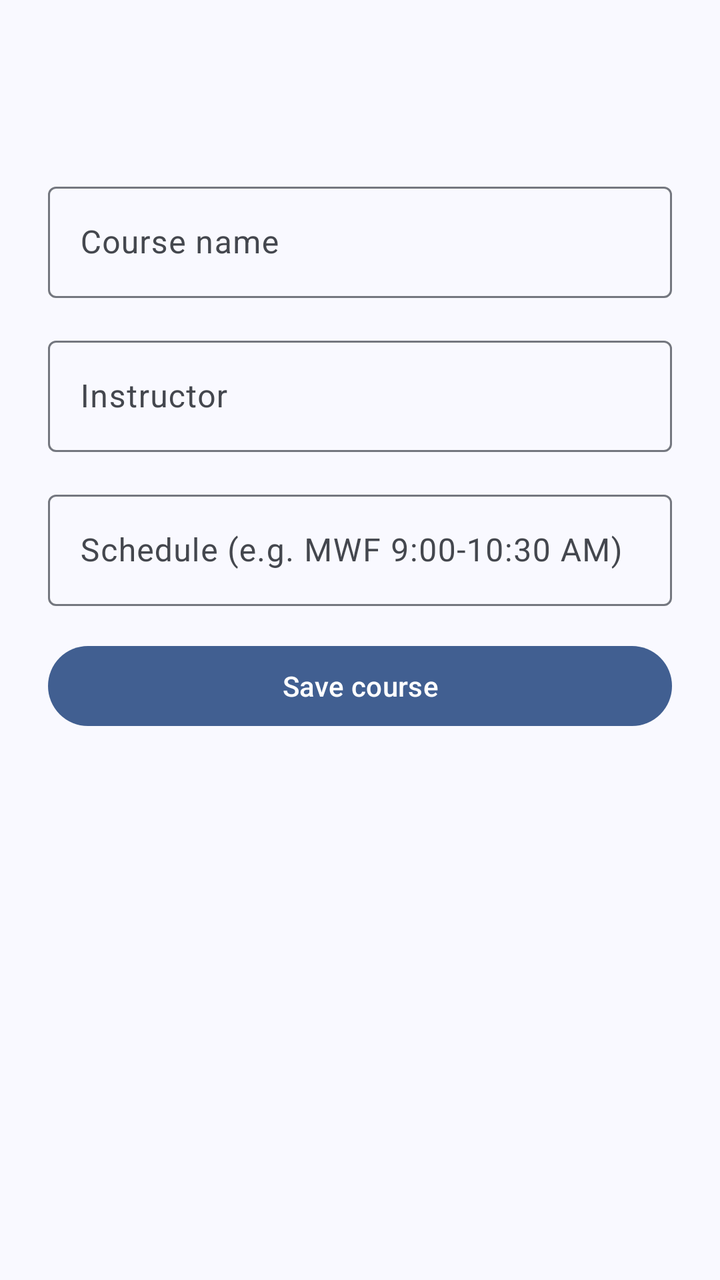
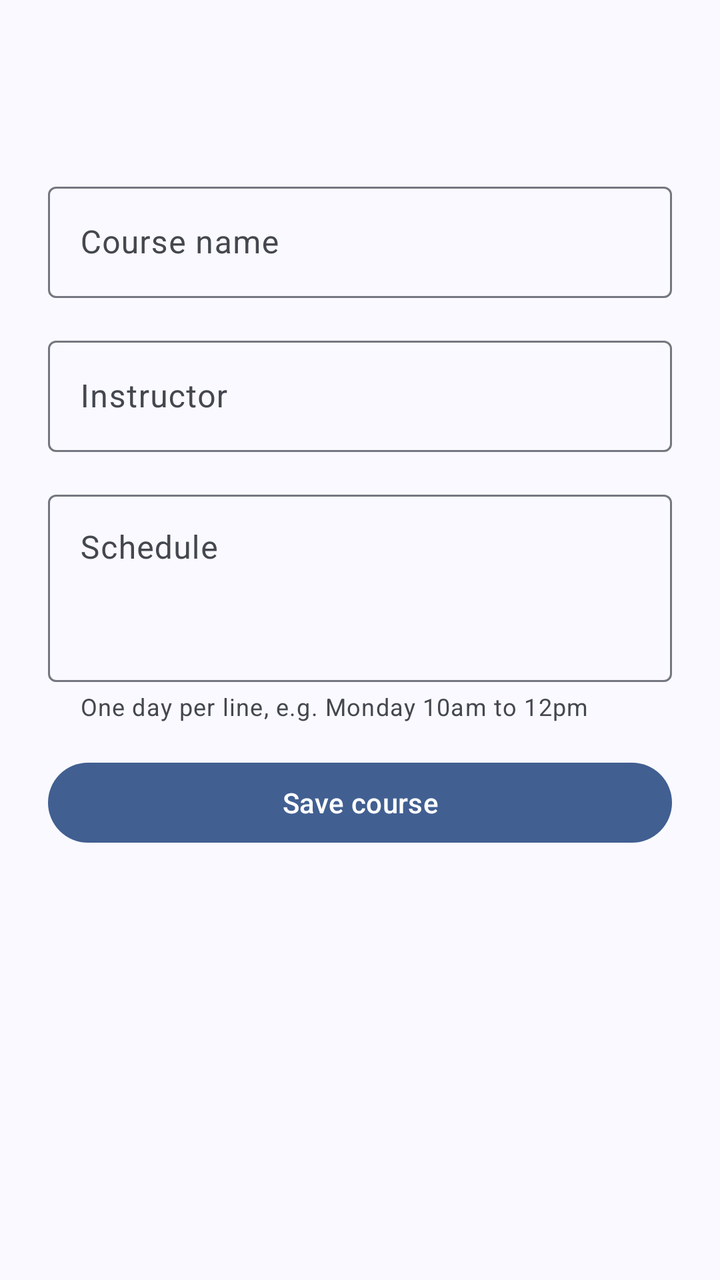

Two renders of the same Android screen: before a commit and after it. Below are the layout's source before the change and the commit's diff.
<!-- AndroidManifest.xml: application theme Theme.DueIt -->
<!-- res/layout/activity_manage_course.xml -->
<?xml version="1.0" encoding="utf-8"?>
<LinearLayout
    xmlns:android="http://schemas.android.com/apk/res/android"
    xmlns:app="http://schemas.android.com/apk/res-auto"
    xmlns:tools="http://schemas.android.com/tools"
    android:id="@+id/main"
    android:orientation="vertical"
    android:layout_width="match_parent"
    android:layout_height="match_parent"
    tools:context=".ui.course.ManageCourseActivity">

    <com.google.android.material.appbar.MaterialToolbar
        android:id="@+id/toolbar"
        android:layout_width="match_parent"
        android:layout_height="?attr/actionBarSize"/>

    <ScrollView
        android:layout_width="match_parent"
        android:layout_height="match_parent">

        <LinearLayout
            android:orientation="vertical"
            android:padding="24dp"
            android:layout_width="match_parent"
            android:layout_height="wrap_content">

            <com.google.android.material.textfield.TextInputLayout
                android:hint="Course name"
                app:endIconMode="clear_text"
                android:layout_width="match_parent"
                android:layout_height="wrap_content">

                <com.google.android.material.textfield.TextInputEditText
                    android:id="@+id/name_input"
                    android:inputType="textCapWords"
                    android:layout_width="match_parent"
                    android:layout_height="wrap_content"/>
            </com.google.android.material.textfield.TextInputLayout>

            <com.google.android.material.textfield.TextInputLayout
                android:hint="Instructor"
                app:endIconMode="clear_text"
                android:layout_marginTop="16dp"
                android:layout_width="match_parent"
                android:layout_height="wrap_content">

                <com.google.android.material.textfield.TextInputEditText
                    android:id="@+id/instructor_input"
                    android:inputType="textPersonName|textCapWords"
                    android:layout_width="match_parent"
                    android:layout_height="wrap_content"/>
            </com.google.android.material.textfield.TextInputLayout>

            <com.google.android.material.textfield.TextInputLayout
                android:hint="Schedule (e.g. MWF 9:00-10:30 AM)"
                app:endIconMode="clear_text"
                android:layout_marginVertical="16dp"
                android:layout_width="match_parent"
                android:layout_height="wrap_content">

                <com.google.android.material.textfield.TextInputEditText
                    android:id="@+id/schedule_input"
                    android:inputType="textCapSentences"
                    android:layout_width="match_parent"
                    android:layout_height="wrap_content"/>
            </com.google.android.material.textfield.TextInputLayout>

            <com.google.android.material.button.MaterialButton
                android:id="@+id/btn_save"
                android:text="Save course"
                android:layout_width="match_parent"
                android:layout_height="wrap_content"/>

            <com.google.android.material.button.MaterialButton
                android:id="@+id/btn_delete"
                android:text="Delete course"
                android:visibility="gone"
                android:layout_marginTop="4dp"
                style="@style/Widget.Material3.Button.TextButton"
                android:layout_width="match_parent"
                android:layout_height="wrap_content"/>
        </LinearLayout>
    </ScrollView>
</LinearLayout>
<!-- resources referenced by this layout -->
<resources>
  <color name="md_theme_primary">#415F91</color>
  <color name="md_theme_onPrimary">#FFFFFF</color>
  <color name="md_theme_primaryContainer">#D6E3FF</color>
  <color name="md_theme_onPrimaryContainer">#284777</color>
  <color name="md_theme_secondary">#565F71</color>
  <color name="md_theme_onSecondary">#FFFFFF</color>
  <color name="md_theme_secondaryContainer">#DAE2F9</color>
  <color name="md_theme_onSecondaryContainer">#3E4759</color>
  <color name="md_theme_tertiary">#705575</color>
  <color name="md_theme_onTertiary">#FFFFFF</color>
  <color name="md_theme_tertiaryContainer">#FAD8FD</color>
  <color name="md_theme_onTertiaryContainer">#573E5C</color>
  <color name="md_theme_error">#BA1A1A</color>
  <color name="md_theme_onError">#FFFFFF</color>
  <color name="md_theme_errorContainer">#FFDAD6</color>
  <color name="md_theme_onErrorContainer">#93000A</color>
  <color name="md_theme_background">#F9F9FF</color>
  <color name="md_theme_onBackground">#191C20</color>
  <color name="md_theme_surface">#F9F9FF</color>
  <color name="md_theme_onSurface">#191C20</color>
  <color name="md_theme_surfaceVariant">#E0E2EC</color>
  <color name="md_theme_onSurfaceVariant">#44474E</color>
  <color name="md_theme_outline">#74777F</color>
  <color name="md_theme_outlineVariant">#C4C6D0</color>
  <color name="md_theme_inverseSurface">#2E3036</color>
  <color name="md_theme_inverseOnSurface">#F0F0F7</color>
  <color name="md_theme_inversePrimary">#AAC7FF</color>
  <color name="md_theme_primaryFixed">#D6E3FF</color>
  <color name="md_theme_onPrimaryFixed">#001B3E</color>
  <color name="md_theme_primaryFixedDim">#AAC7FF</color>
  <color name="md_theme_onPrimaryFixedVariant">#284777</color>
  <color name="md_theme_secondaryFixed">#DAE2F9</color>
  <color name="md_theme_onSecondaryFixed">#131C2B</color>
  <color name="md_theme_secondaryFixedDim">#BEC6DC</color>
  <color name="md_theme_onSecondaryFixedVariant">#3E4759</color>
  <color name="md_theme_tertiaryFixed">#FAD8FD</color>
  <color name="md_theme_onTertiaryFixed">#28132E</color>
  <color name="md_theme_tertiaryFixedDim">#DDBCE0</color>
  <color name="md_theme_onTertiaryFixedVariant">#573E5C</color>
  <color name="md_theme_surfaceDim">#D9D9E0</color>
  <color name="md_theme_surfaceBright">#F9F9FF</color>
  <color name="md_theme_surfaceContainerLowest">#FFFFFF</color>
  <color name="md_theme_surfaceContainerLow">#F3F3FA</color>
  <color name="md_theme_surfaceContainer">#EDEDF4</color>
  <color name="md_theme_surfaceContainerHigh">#E7E8EE</color>
  <color name="md_theme_surfaceContainerHighest">#E2E2E9</color>
  <!-- unchanged entries left out for length: 1 -->
</resources>

<!-- the commit's change to res/layout/activity_manage_course.xml (unified diff, before → after) -->
@@ -52,7 +52,8 @@
             </com.google.android.material.textfield.TextInputLayout>
 
             <com.google.android.material.textfield.TextInputLayout
-                android:hint="Schedule (e.g. MWF 9:00-10:30 AM)"
+                android:hint="Schedule"
+                app:helperText="One day per line, e.g. Monday 10am to 12pm"
                 app:endIconMode="clear_text"
                 android:layout_marginVertical="16dp"
                 android:layout_width="match_parent"
@@ -60,7 +61,9 @@
 
                 <com.google.android.material.textfield.TextInputEditText
                     android:id="@+id/schedule_input"
-                    android:inputType="textCapSentences"
+                    android:inputType="textCapSentences|textMultiLine"
+                    android:minLines="3"
+                    android:gravity="top|start"
                     android:layout_width="match_parent"
                     android:layout_height="wrap_content"/>
             </com.google.android.material.textfield.TextInputLayout>
